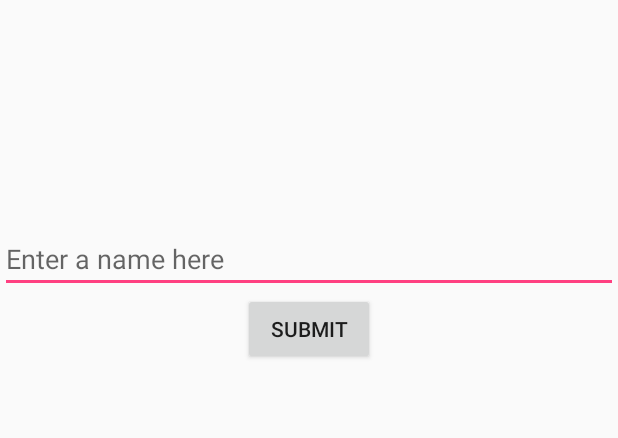
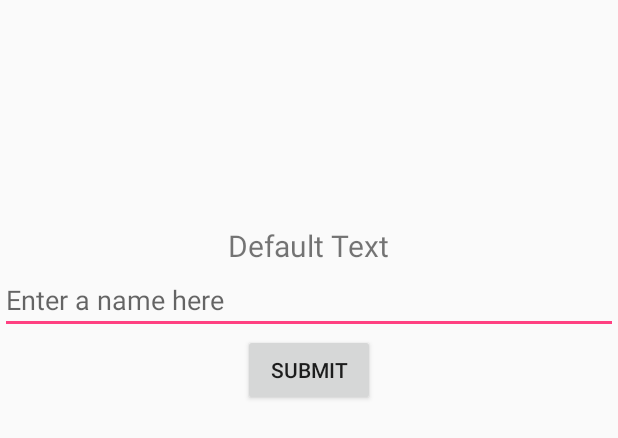
Before and after one commit to jesseridgway/basicapp, an Android app: the layout activity_main.xml on its own in the app's theme, with its tools: preview values and no code run, on a phone screen of 412 x 824 dp. Shown: the top 438 px of the screen. Run offline under Robolectric (Android 15) with nearby library versions, the phone set to English and light mode, and no system bars.

Commit message:
changed textview color and centered it

```diff
--- a/app/build.gradle
+++ b/app/build.gradle
@@ -26,4 +26,5 @@ dependencies {
     })
     compile 'com.android.support:appcompat-v7:25.0.1'
     testCompile 'junit:junit:4.12'
+    compile 'com.squareup.picasso:picasso:2.5.2'
 }
--- a/app/src/main/AndroidManifest.xml
+++ b/app/src/main/AndroidManifest.xml
@@ -1,7 +1,7 @@
 <?xml version="1.0" encoding="utf-8"?>
 <manifest xmlns:android="http://schemas.android.com/apk/res/android"
     package="com.example.michellebui.basicapp">
-
+    <uses-permission android:name="android.permission.INTERNET" />
     <application
         android:allowBackup="true"
         android:icon="@mipmap/ic_launcher"
--- a/app/src/main/res/layout/activity_main.xml
+++ b/app/src/main/res/layout/activity_main.xml
@@ -7,11 +7,20 @@
     android:orientation="vertical">
 
     <ImageView
-        android:id="@+id/image"
+        android:id="@+id/image_view"
         android:layout_width="200dp"
         android:layout_height="150dp"
-        android:layout_marginLeft="3dip"
-        android:scaleType="center"/>
+        android:layout_alignParentTop="true"
+        android:layout_centerHorizontal="true"/>
+
+    <TextView
+        android:id="@+id/text_view"
+        android:layout_width="wrap_content"
+        android:layout_height="wrap_content"
+        android:layout_gravity="center"
+        android:layout_alignParentTop="true"
+        android:text="Default Text"
+        android:textSize="20sp" />
 
     <EditText android:id="@+id/edit_message"
         android:layout_width="match_parent"
--- a/build.gradle
+++ b/build.gradle
@@ -6,7 +6,6 @@ buildscript {
     }
     dependencies {
         classpath 'com.android.tools.build:gradle:2.2.3'
-
         // NOTE: Do not place your application dependencies here; they belong
         // in the individual module build.gradle files
     }
```
Also changed, not shown: app/src/main/java/com/example/michellebui/basicapp/MainActivity.java (+11 -0 lines).
